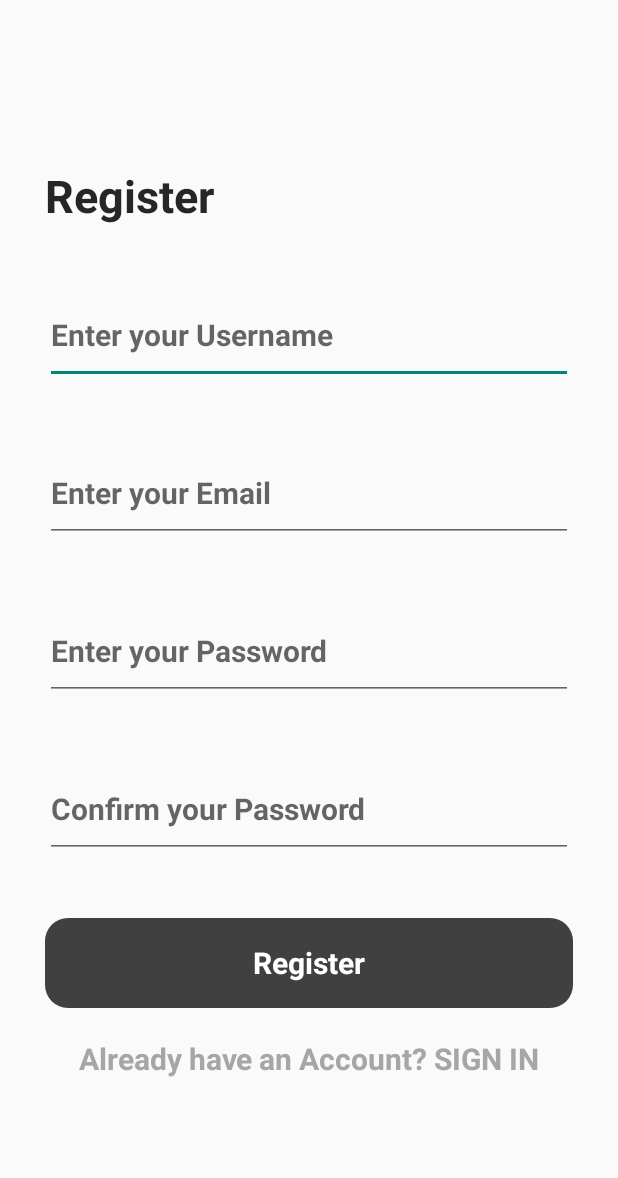
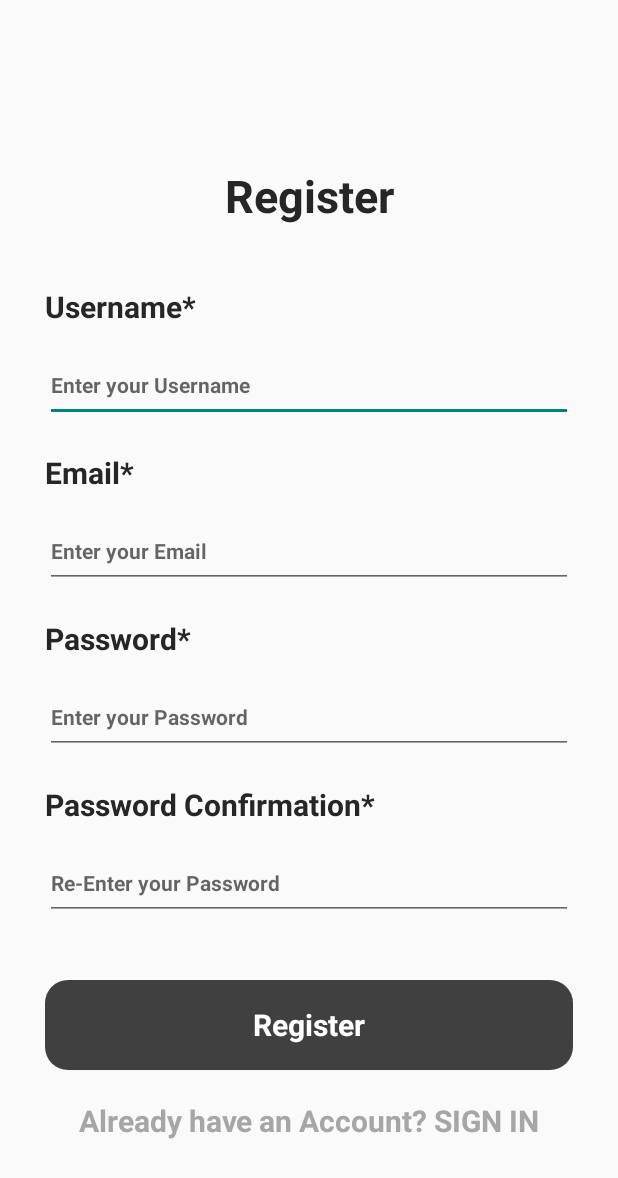
Before and after one commit to ArrsDesign/O-Clock, an Android app: the Register screen opened directly, with no data from a screen before it, on a phone screen of 412 x 824 dp. Shown: the top 1178 px of the screen. Run offline under Robolectric (Android 15) with nearby library versions, the phone set to English and light mode, and no system bars.

Commit message:
Edits
edits

```diff
--- a/app/src/main/res/layout/activity_home.xml
+++ b/app/src/main/res/layout/activity_home.xml
@@ -14,31 +14,32 @@
     <ScrollView
         android:layout_width="match_parent"
         android:layout_height="match_parent">
+
         <LinearLayout
             android:layout_width="match_parent"
             android:orientation="vertical"
             android:layout_height="match_parent">
 
-            <!--Sign In Title-->
+            <!--Home Title-->
             <TextView
                 android:layout_width="match_parent"
                 android:layout_height="wrap_content"
-                android:layout_marginTop="80dp"
-                android:text="Register"
+                android:text="Home"
+                android:gravity="center"
                 android:textColor="@color/titles"
                 android:textStyle="bold"
                 android:textSize="30dp"/>
 
             <!--Calendar-->
             <CalendarView
+                android:id="@+id/calendar"
                 android:layout_width="match_parent"
                 android:layout_height="wrap_content"
                 android:layout_marginTop="40dp">
             </CalendarView>
 
+        </LinearLayout>
 
+    </ScrollView>
 
-
-        </LinearLayout>
-    </ScrollView>
 </LinearLayout>
--- a/app/src/main/res/layout/activity_register.xml
+++ b/app/src/main/res/layout/activity_register.xml
@@ -19,7 +19,7 @@
         android:orientation="vertical"
         android:layout_height="match_parent">
 
-    <!--Sign In Title-->
+    <!--Register Title-->
         <TextView
         android:layout_width="match_parent"
         android:layout_height="wrap_content"
@@ -27,59 +27,98 @@
         android:text="Register"
         android:textColor="@color/titles"
         android:textStyle="bold"
-        android:textSize="30dp"/>
+        android:textSize="30dp"
+            android:gravity="center"/>
+
+            <!--Username Title-->
+         <TextView
+             android:layout_width="match_parent"
+             android:layout_height="40dp"
+             android:textSize="20dp"
+             android:textStyle="bold"
+             android:text="Username*"
+             android:layout_marginTop="40dp"
+             android:textColor="@color/titles"/>
 
     <!--Username Entry-->
         <EditText
         android:id="@+id/username"
-        android:textSize="20dp"
+        android:textSize="14dp"
         android:textStyle="bold"
         android:layout_width="match_parent"
-        android:layout_height="65dp"
+        android:layout_height="45dp"
         android:hint="Enter your Username"
         android:paddingVertical="15dp"
         android:textColor="@color/text"
         android:inputType="textPersonName"
-        android:layout_marginTop="40dp"/>
+        android:layout_marginTop="5dp"/>
+
+<!--Email Title-->
+            <TextView
+                android:layout_width="match_parent"
+                android:layout_height="40dp"
+                android:textSize="20dp"
+                android:textStyle="bold"
+                android:text="Email*"
+                android:layout_marginTop="20dp"
+                android:textColor="@color/titles"/>
 
     <!--Email Entry-->
         <EditText
         android:id="@+id/email"
-        android:textSize="20dp"
+        android:textSize="14dp"
         android:textStyle="bold"
         android:layout_width="match_parent"
-        android:layout_height="65dp"
+        android:layout_height="45dp"
         android:hint="Enter your Email"
         android:paddingVertical="15dp"
         android:textColor="@color/text"
         android:inputType="textEmailAddress"
-        android:layout_marginTop="40dp"/>
+        android:layout_marginTop="5dp"/>
 
+            <!--Password Title-->
+            <TextView
+                android:layout_width="match_parent"
+                android:layout_height="40dp"
+                android:textSize="20dp"
+                android:textStyle="bold"
+                android:text="Password*"
+                android:layout_marginTop="20dp"
+                android:textColor="@color/titles"/>
     <!--Password Entry-->
         <EditText
         android:id="@+id/password"
-        android:textSize="20dp"
+        android:textSize="14dp"
         android:textStyle="bold"
         android:layout_width="match_parent"
-        android:layout_height="65dp"
+        android:layout_height="45dp"
         android:hint="Enter your Password"
         android:paddingVertical="15dp"
         android:textColor="@color/text"
         android:inputType="textPassword"
-        android:layout_marginTop="40dp"/>
+        android:layout_marginTop="5dp"/>
 
+            <!--Re-Entry Password Title-->
+            <TextView
+                android:layout_width="match_parent"
+                android:layout_height="40dp"
+                android:textSize="20dp"
+                android:textStyle="bold"
+                android:text="Password Confirmation*"
+                android:layout_marginTop="20dp"
+                android:textColor="@color/titles"/>
     <!--Password Re-Entry-->
         <EditText
         android:id="@+id/reEnterPassword"
-        android:textSize="20dp"
+        android:textSize="14dp"
         android:textStyle="bold"
         android:layout_width="match_parent"
-        android:layout_height="65dp"
-        android:hint="Confirm your Password"
+        android:layout_height="45dp"
+        android:hint="Re-Enter your Password"
         android:paddingVertical="15dp"
         android:textColor="@color/text"
         android:inputType="textPassword"
-        android:layout_marginTop="40dp"/>
+        android:layout_marginTop="5dp"/>
 
     <!--Registration Button-->
         <Button
```
